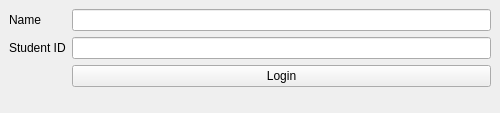
The window that app/crackingasl.ui (Succworth/Software-Engineering-Project) describes before a commit, drawn with Qt 5.
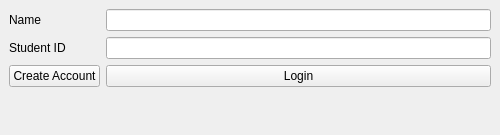
The same window after the commit.

Commit message: Account creation.

```diff
--- a/app/crackingasl.ui
+++ b/app/crackingasl.ui
@@ -10,7 +10,7 @@
     <x>0</x>
     <y>0</y>
     <width>500</width>
-    <height>113</height>
+    <height>135</height>
    </rect>
   </property>
   <property name="sizePolicy">
@@ -97,6 +97,13 @@
         </property>
        </widget>
       </item>
+      <item row="2" column="0">
+       <widget class="QPushButton" name="pushButton_2">
+        <property name="text">
+         <string>Create Account</string>
+        </property>
+       </widget>
+      </item>
      </layout>
     </item>
    </layout>
```
The commit also changes 2 other files.
